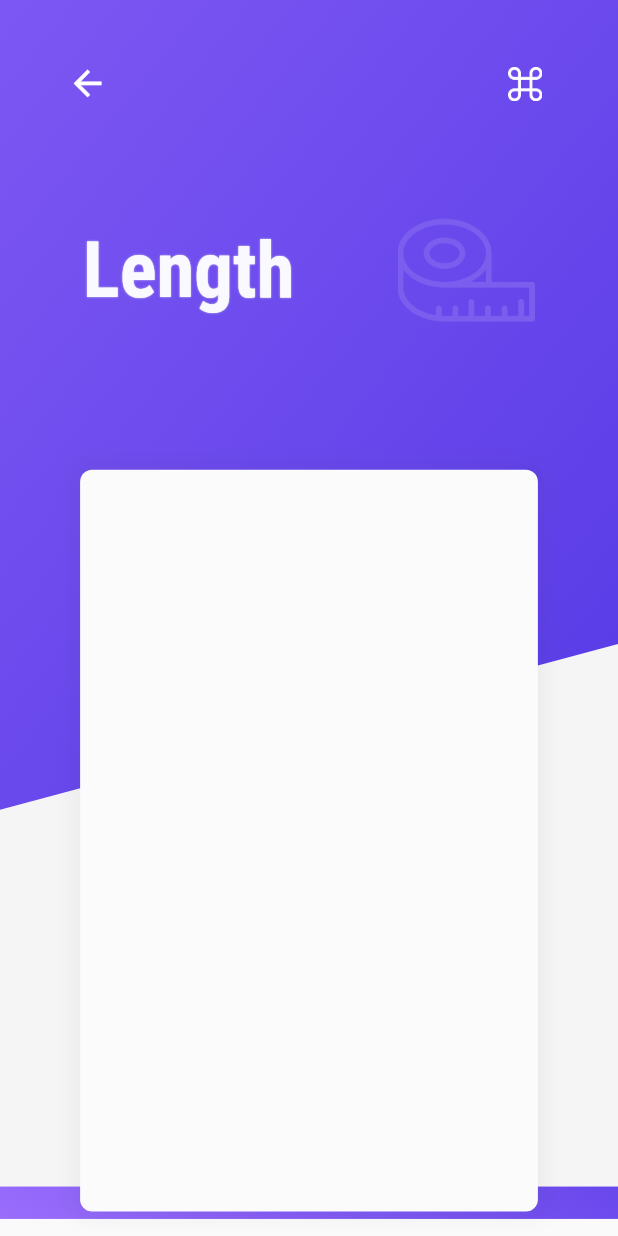
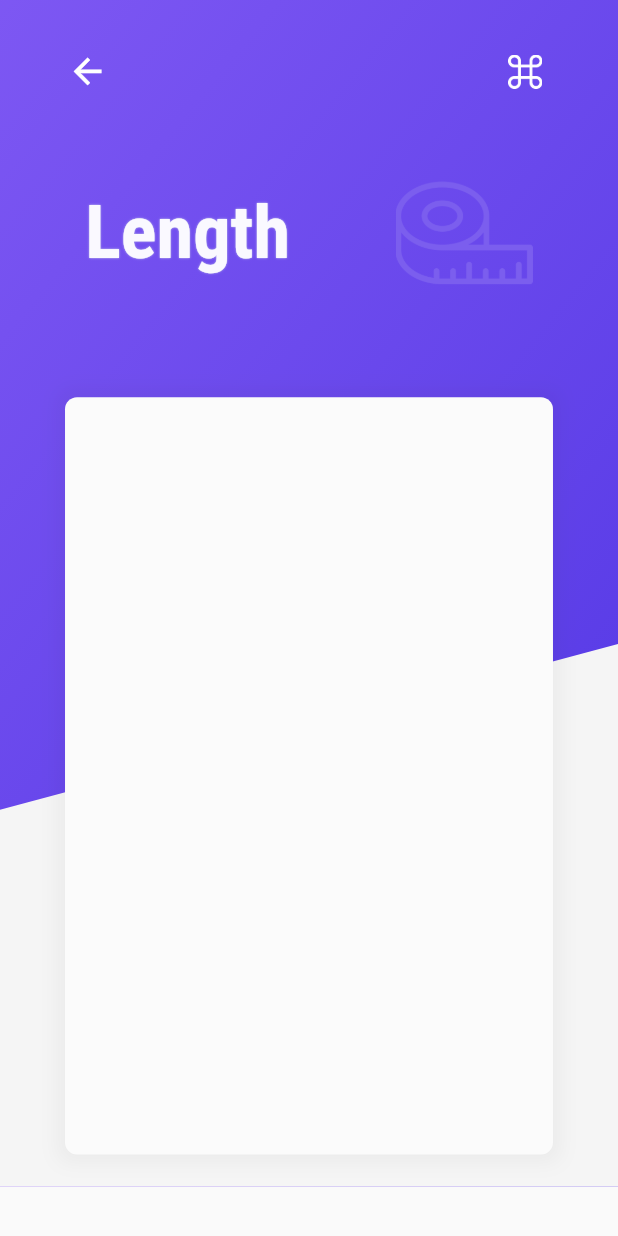
Before and after one commit to bharat-1809/Unito, a Flutter app: the screen it shows after launch, after a tap on "Length", on a phone screen of 412 x 824 dp. Run offline on Flutter 3.47's test engine with Material 2 defaults, Android fonts, the phone set to English and light mode, and no system bars; our stand-ins replace device_preview.

Commit message:
Refactor Code 1

```diff
--- a/unit_converter_app/lib/main.dart
+++ b/unit_converter_app/lib/main.dart
@@ -1,10 +1,13 @@
 import 'package:flutter/material.dart';
 import 'package:unitconverterapp/screens/category_screen.dart';
 import 'package:device_preview/device_preview.dart';
+import 'package:unitconverterapp/themes.dart';
 
 void main() => runApp(
-      UnitConverterApp(),
-      // DevicePreview(builder: (context) => UnitConverterApp(),),
+      // UnitConverterApp(),
+      DevicePreview(
+      builder: (context) => UnitConverterApp(),
+      ),
     );
 
 /// Unit Converter App.
@@ -12,65 +15,18 @@ void main() => runApp(
 class UnitConverterApp extends StatelessWidget {
   @override
   Widget build(BuildContext context) {
+    AppTheme appTheme = AppTheme(context: context);
+
     return MaterialApp(
-      // locale: DevicePreview.of(context).locale,
-      // builder: DevicePreview.appBuilder,
+      locale: DevicePreview.of(context).locale,
+      builder: DevicePreview.appBuilder,
       debugShowCheckedModeBanner: false,
 
-      // DARK THEME
-      darkTheme: Theme.of(context).copyWith(
-        brightness: Brightness.dark,
-        primaryColor: Color(0xff12035e),
-        canvasColor: Color(0xff3a376c),
-      ),
+      /// DARK THEME
+      darkTheme: appTheme.darkTheme(),
 
-      // LIGHT THEME
-      theme: Theme.of(context).copyWith(
-        brightness: Brightness.light,
-        backgroundColor: Color(0xff3b3865),
-        primaryColor: Color(0xff3b3865),
-        canvasColor: Color(0xfff5f5f5),
-        textTheme: Theme.of(context).textTheme.copyWith(
-              headline: TextStyle(
-                fontFamily: 'Roboto_Con',
-                fontSize: 50,
-                fontWeight: FontWeight.bold,
-                color: Color(0xff1d2440),
-                shadows: [
-                  Shadow(
-                    color: Color(0xffd6e0e9),
-                    offset: Offset(0.0, 0.0),
-                    blurRadius: 15,
-                  ),
-                ],
-              ),
-              title: TextStyle(
-                fontFamily: 'Roboto_Con',
-                fontSize: 56,
-                fontWeight: FontWeight.bold,
-                color: Color(0xfffaf9ff),
-                shadows: [
-                  Shadow(
-                    color: Color(0xffd6e0e9),
-                    offset: Offset(0.0, 0.0),
-                    blurRadius: 1,
-                  ),
-                ],
-              ),
-              caption: TextStyle(
-                fontFamily: 'Roboto',
-                fontWeight: FontWeight.bold,
-                color: Color(0xff404047),
-                fontSize: 20,
-              ),
-              subhead: TextStyle(
-                fontFamily: 'Roboto',
-                fontWeight: FontWeight.w700,
-                fontSize: 17,
-                color: Color(0xff7655c8),
-              ),
-            ),
-      ),
+      /// LIGHT THEME
+      theme: appTheme.lightTheme(),
       title: 'Unit Converter',
       home: CategoryScreen(),
     );
--- a/unit_converter_app/lib/screens/category_screen.dart
+++ b/unit_converter_app/lib/screens/category_screen.dart
@@ -12,7 +12,6 @@ class CategoryScreen extends StatefulWidget {
 }
 
 class _CategoryScreenState extends State<CategoryScreen> {
-
   /// Creates a list of [Category] widgets for storing each category information
   final _categories = <Category>[];
 
@@ -55,7 +54,9 @@ class _CategoryScreenState extends State<CategoryScreen> {
     final width = MediaQuery.of(context).size.width;
     final height = MediaQuery.of(context).size.height;
 
+    ///
     /// Builds Portrait View
+    ///
     Widget _buildPortraitView() {
       return GridView.count(
         crossAxisCount: 2,
@@ -67,23 +68,33 @@ class _CategoryScreenState extends State<CategoryScreen> {
       );
     }
 
+    ///
     /// Builds the top bar with title and buttons
+    ///
     Widget _topBar() {
       return Container(
         child: Column(
           mainAxisAlignment: MainAxisAlignment.start,
           children: <Widget>[
-            SizedBox(height: 0.03891359593392630365 * height),
+            /// Spacer
+            SizedBox(height: 0.02891359593392630365 * height),
+
+            /// Top Icon Row
             Row(
               mainAxisAlignment: MainAxisAlignment.spaceEvenly,
               children: <Widget>[
+                /// Spacer
                 SizedBox(width: width / 50),
+
+                /// Theme toggle icon
                 Icon(
                   Icons.brightness_medium,
                   size: 0.03335451080050826027 * height,
                   color: Color(0xff333237),
                 ),
                 SizedBox(width: width / 2),
+
+                /// Menu Icon
                 FlatButton(
                   padding: EdgeInsets.all(0.0),
                   splashColor: Colors.transparent,
@@ -99,7 +110,11 @@ class _CategoryScreenState extends State<CategoryScreen> {
                 ),
               ],
             ),
-            SizedBox(height: 0.03891359593392630365 * height),
+
+            /// Spacer
+            SizedBox(height: 0.02891359593392630365 * height),
+
+            /// Heading Container
             Row(
               children: [
                 SizedBox(width: 0.09722222222222221952 * width),
@@ -110,20 +125,26 @@ class _CategoryScreenState extends State<CategoryScreen> {
                     children: <Widget>[
                       Text(
                         "Unit",
-                        style: Theme.of(context).textTheme.headline.copyWith(fontSize: 0.05559085133418043379 * height),
+                        style: Theme.of(context).textTheme.headline.copyWith(
+                            fontSize: 0.05559085133418043379 * height),
                       ),
                       Text(
                         "Converter",
-                        style: Theme.of(context).textTheme.headline.copyWith(fontSize: 0.05559085133418043379 * height),
+                        style: Theme.of(context).textTheme.headline.copyWith(
+                            fontSize: 0.05559085133418043379 * height),
                       ),
                     ],
                   ),
                 ),
               ],
             ),
-            SizedBox(height: 0.03891359593392630365 * height),
+
+            /// Spacer
+            SizedBox(height: 0.02091359593392630365 * height),
+
+            /// Container for sub-heading
             Container(
-              width: 0.53472222222222220737 * width,
+              width: 0.43472222222222220737 * width,
               decoration: BoxDecoration(
                 borderRadius: BorderRadius.circular(70),
                 color: Color(0xffd6cef3),
@@ -132,22 +153,29 @@ class _CategoryScreenState extends State<CategoryScreen> {
               child: Center(
                 child: Text(
                   "Select a Category",
-                  style: Theme.of(context).textTheme.subhead.copyWith(fontSize:0.01890088945362134749 * height),
+                  style: Theme.of(context)
+                      .textTheme
+                      .subhead
+                      .copyWith(fontSize: 0.01890088945362134749 * height),
                 ),
               ),
             ),
-            SizedBox(height: 0.03335451080050826027 * height),
+
+            /// Spacer
+            SizedBox(height: 0.02035451080050826027 * height),
           ],
         ),
       );
     }
 
+    ///
     /// Builds the final screen
+    ///
     Widget listView() {
       return Column(
         children: <Widget>[
-          _topBar(),
-          Flexible(child: _buildPortraitView()),
+          Expanded(flex: 3, child: _topBar()),
+          Expanded(flex: 5, child: _buildPortraitView()),
         ],
       );
     }
--- a/unit_converter_app/lib/screens/unit_screen.dart
+++ b/unit_converter_app/lib/screens/unit_screen.dart
@@ -34,8 +34,8 @@ class _UnitConverterState extends State<UnitConverter> {
             ),
           ],
         ),
-        height: 1.2 * width,
-        width: height / 2.7,
+        height: 0.612745098 * height,
+        width: 0.7895884774 * width,
       );
     }
 
@@ -49,7 +49,7 @@ class _UnitConverterState extends State<UnitConverter> {
           mainAxisSize: MainAxisSize.min,
           children: <Widget>[
             SizedBox(
-                height: 0.03891359593392630365 * height), // Used for spacing
+                height: 0.02891359593392630365 * height), // Used for spacing
             // Top Icon Row
             Row(
               mainAxisAlignment: MainAxisAlignment.spaceEvenly,
@@ -85,7 +85,7 @@ class _UnitConverterState extends State<UnitConverter> {
                 SizedBox(width: 0.0),
               ],
             ),
-            SizedBox(height: 0.06570902160101652054 * height),
+            SizedBox(height: 0.04570902160101652054 * height),
 
             // Title and Image Row
             Row(
@@ -97,18 +97,18 @@ class _UnitConverterState extends State<UnitConverter> {
                   style: Theme.of(context)
                       .textTheme
                       .title
-                      .copyWith(fontSize: 0.06226175349428208584 * height),
+                      .copyWith(fontSize: 0.06026175349428208584 * height),
                 ),
                 SizedBox(width: 0.03281249999999999909 * width),
                 Image.asset(
                   'assets/icons/length2.png',
-                  height: 0.11118170266836086757 * height,
-                  width: 0.11118170266836086757 * height,
+                  height: 0.11098170266836086757 * height,
+                  width: 0.11098170266836086757 * height,
                 ),
                 SizedBox(width: 0.0),
               ],
             ),
-            SizedBox(height: width / 5),
+            SizedBox(height: width / 7),
             unitInputContainer(),
           ],
         ),
--- /dev/null
+++ b/unit_converter_app/lib/themes.dart
@@ -0,0 +1,124 @@
+import 'package:flutter/material.dart';
+
+/// Sets theme of the app
+class AppTheme {
+  BuildContext context;
+
+  AppTheme({
+    @required this.context,
+  });
+
+  /// Sets the Dark Theme
+  ThemeData darkTheme() {
+    return Theme.of(context).copyWith(
+      brightness: Brightness.dark,
+      primaryColor: Color(0xff12035e),
+      canvasColor: Color(0xff3a376c),
+      textTheme: Theme.of(context).textTheme.copyWith(
+            /// Theme for UNIT CONVERTER text
+            headline: TextStyle(
+              fontFamily: 'Roboto_Con',
+              fontSize: 50,
+              fontWeight: FontWeight.bold,
+              color: Color(0xff1d2440),
+              shadows: [
+                Shadow(
+                  color: Color(0xffd6e0e9),
+                  offset: Offset(0.0, 0.0),
+                  blurRadius: 15,
+                ),
+              ],
+            ),
+
+            /// Category name in the Unit Converter screen
+            title: TextStyle(
+              fontFamily: 'Roboto_Con',
+              fontSize: 56,
+              fontWeight: FontWeight.bold,
+              color: Color(0xfffaf9ff),
+              shadows: [
+                Shadow(
+                  color: Color(0xffd6e0e9),
+                  offset: Offset(0.0, 0.0),
+                  blurRadius: 1,
+                ),
+              ],
+            ),
+
+            /// Category name in Category tile
+            caption: TextStyle(
+              fontFamily: 'Roboto',
+              fontWeight: FontWeight.bold,
+              color: Color(0xff404047),
+              fontSize: 20,
+            ),
+
+            /// 'Select a Category' text
+            subhead: TextStyle(
+              fontFamily: 'Roboto',
+              fontWeight: FontWeight.w700,
+              fontSize: 17,
+              color: Color(0xff7655c8),
+            ),
+          ),
+      //TODO: Add other theme properties
+    );
+  }
+
+  /// Sets the Light Theme
+  ThemeData lightTheme() {
+    return Theme.of(context).copyWith(
+      brightness: Brightness.light,
+      backgroundColor: Color(0xff3b3865),
+      primaryColor: Color(0xff3b3865),
+      canvasColor: Color(0xfff5f5f5),
+      textTheme: Theme.of(context).textTheme.copyWith(
+            /// Theme for UNIT CONVERTER text
+            headline: TextStyle(
+              fontFamily: 'Roboto_Con',
+              fontSize: 50,
+              fontWeight: FontWeight.bold,
+              color: Color(0xff1d2440),
+              shadows: [
+                Shadow(
+                  color: Color(0xffd6e0e9),
+                  offset: Offset(0.0, 0.0),
+                  blurRadius: 15,
+                ),
+              ],
+            ),
+
+            /// Category name in the Unit Converter screen
+            title: TextStyle(
+              fontFamily: 'Roboto_Con',
+              fontSize: 56,
+              fontWeight: FontWeight.bold,
+              color: Color(0xfffaf9ff),
+              shadows: [
+                Shadow(
+                  color: Color(0xffd6e0e9),
+                  offset: Offset(0.0, 0.0),
+                  blurRadius: 1,
+                ),
+              ],
+            ),
+
+            /// Category name in Category tile
+            caption: TextStyle(
+              fontFamily: 'Roboto',
+              fontWeight: FontWeight.bold,
+              color: Color(0xff404047),
+              fontSize: 20,
+            ),
+
+            /// 'Select a Category' text
+            subhead: TextStyle(
+              fontFamily: 'Roboto',
+              fontWeight: FontWeight.w700,
+              fontSize: 17,
+              color: Color(0xff7655c8),
+            ),
+          ),
+    );
+  }
+}
```
Also changed, not shown: 1 other file.
